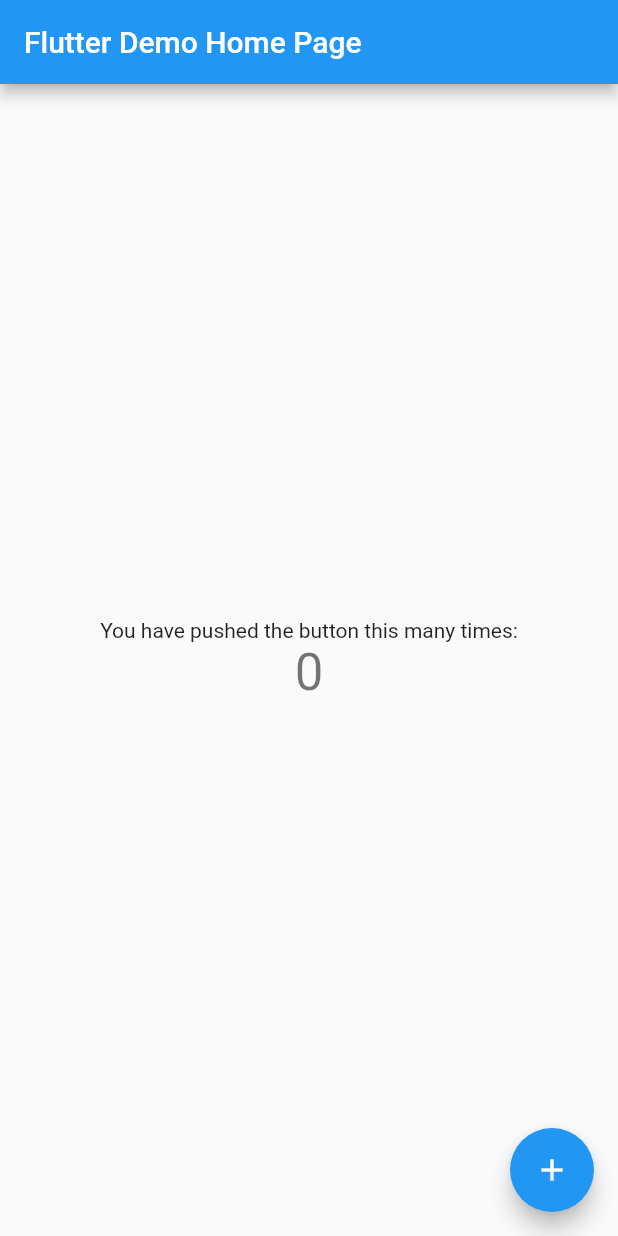
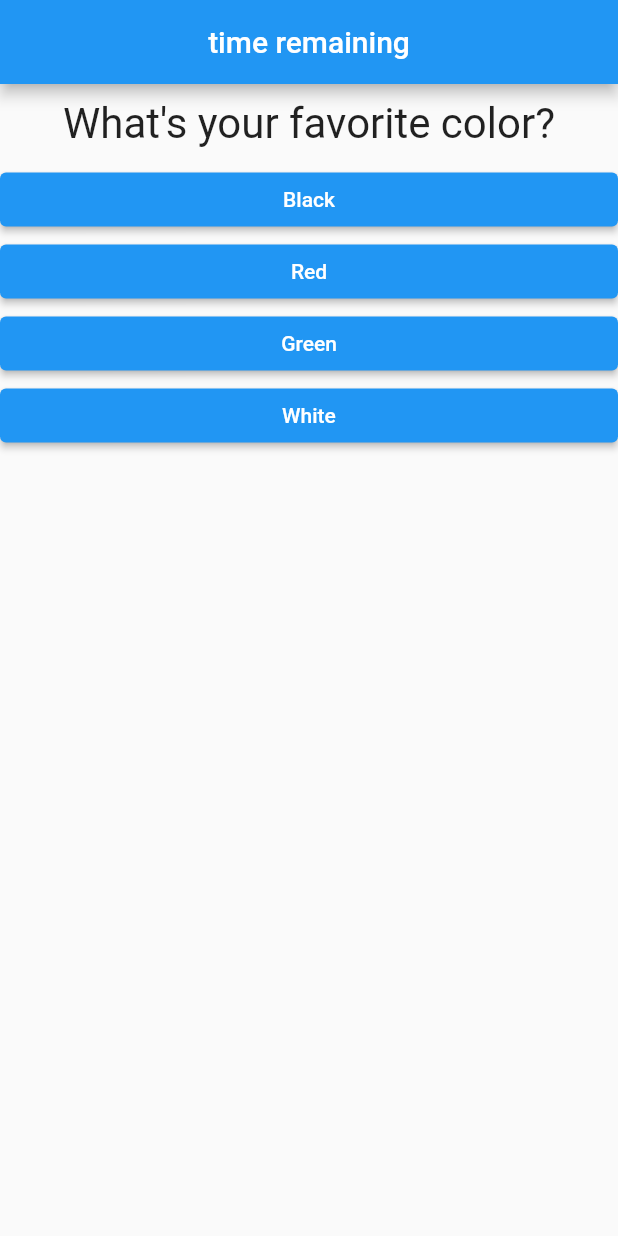
Before and after one commit to AlexScigalszky/flutter_complete_guide, a Flutter app: the screen it shows after launch, on a phone screen of 412 x 824 dp. Run offline on Flutter 3.47's test engine with Material 2 defaults, Android fonts, the phone set to English and light mode, and no system bars; missing offline and left inert: dart:ffi.

Commit message:
final commit

```diff
--- /dev/null
+++ b/lib/answer.dart
@@ -0,0 +1,24 @@
+import 'package:flutter/material.dart';
+
+class Anwser extends StatelessWidget {
+  final String _buttonText;
+  final int _score;
+  final Function _selectHandler;
+
+  Anwser(this._buttonText, this._score, this._selectHandler);
+
+  @override
+  Widget build(BuildContext context) {
+    return Container(
+      child: ElevatedButton(
+        child: Text(_buttonText),
+        onPressed: _selectHandler,
+        style: ButtonStyle(
+          foregroundColor: MaterialStateProperty.all(Colors.white),
+          backgroundColor: MaterialStateProperty.all(Colors.blue),
+        ),
+      ),
+      width: double.infinity,
+    );
+  }
+}
--- a/lib/main.dart
+++ b/lib/main.dart
@@ -1,113 +1,86 @@
+import 'dart:ffi';
+
 import 'package:flutter/material.dart';
+import 'package:flutter_complete_guide/answer.dart';
+import './quiz.dart';
+import './question.dart';
+import 'result.dart';
 
 void main() {
   runApp(MyApp());
 }
 
-class MyApp extends StatelessWidget {
-  // This widget is the root of your application.
+class MyApp extends StatefulWidget {
+  @override
+  State<StatefulWidget> createState() => _MyAppState();
+}
+
+class _MyAppState extends State<MyApp> {
+  var _questionIndex = 0;
+  var _totalScore = 0;
+  final _questions = [
+    {
+      "questionText": 'What\'s your favorite color?',
+      "answers": [
+        {'text': 'Black', 'score': 2},
+        {'text': 'Red', 'score': 3},
+        {'text': 'Green', 'score': 1},
+        {'text': 'White', 'score': 5},
+      ]
+    },
+    {
+      "questionText": 'What\'s your favorite animal?',
+      "answers": [
+        {'text': 'Rabbit', 'score': 3},
+        {'text': 'Snake', 'score': 2},
+        {'text': 'Elephant', 'score': 1},
+        {'text': 'Lion', 'score': 4},
+      ]
+    },
+    {
+      "questionText": 'Who\'s your favorite instructor?',
+      "answers": [
+        {'text': 'Max', 'score': 1},
+        {'text': 'John', 'score': 2},
+        {'text': 'Max 2', 'score': 3},
+        {'text': 'John 2', 'score': 5},
+      ]
+    }
+  ];
+
+  void _anwserQuestion(int score) {
+    _totalScore += score;
+    if (_questionIndex < _questions.length) {
+      setState(() {
+        _questionIndex = _questionIndex + 3;
+      });
+      print(_questionIndex);
+    }
+  }
+
+  void _resetQuiz() {
+    setState(() {
+      _questionIndex = 0;
+      _totalScore = 0;
+    });
+  }
+
+  bool haveQuestion() => _questionIndex < _questions.length;
+
   @override
   Widget build(BuildContext context) {
     return MaterialApp(
-      title: 'Flutter Demo',
-      theme: ThemeData(
-        // This is the theme of your application.
-        //
-        // Try running your application with "flutter run". You'll see the
-        // application has a blue toolbar. Then, without quitting the app, try
-        // changing the primarySwatch below to Colors.green and then invoke
-        // "hot reload" (press "r" in the console where you ran "flutter run",
-        // or simply save your changes to "hot reload" in a Flutter IDE).
-        // Notice that the counter didn't reset back to zero; the application
-        // is not restarted.
-        primarySwatch: Colors.blue,
+        home: Scaffold(
+      appBar: AppBar(
+        title: Text('time remaining'),
+        centerTitle: true,
       ),
-      home: MyHomePage(title: 'Flutter Demo Home Page'),
-    );
+      body: haveQuestion()
+          ? Quiz(
+              questions: _questions,
+              anwserQuestion: _anwserQuestion,
+              questionIndex: _questionIndex)
+          : Result(_totalScore, _resetQuiz),
+    ));
   }
 }
-
-class MyHomePage extends StatefulWidget {
-  MyHomePage({Key key, this.title}) : super(key: key);
-
-  // This widget is the home page of your application. It is stateful, meaning
-  // that it has a State object (defined below) that contains fields that affect
-  // how it looks.
-
-  // This class is the configuration for the state. It holds the values (in this
-  // case the title) provided by the parent (in this case the App widget) and
-  // used by the build method of the State. Fields in a Widget subclass are
-  // always marked "final".
-
-  final String title;
-
-  @override
-  _MyHomePageState createState() => _MyHomePageState();
-}
-
-class _MyHomePageState extends State<MyHomePage> {
-  int _counter = 0;
-
-  void _incrementCounter() {
-    setState(() {
-      // This call to setState tells the Flutter framework that something has
-      // changed in this State, which causes it to rerun the build method below
-      // so that the display can reflect the updated values. If we changed
-      // _counter without calling setState(), then the build method would not be
-      // called again, and so nothing would appear to happen.
-      _counter++;
-    });
-  }
-
-  @override
-  Widget build(BuildContext context) {
-    // This method is rerun every time setState is called, for instance as done
-    // by the _incrementCounter method above.
-    //
-    // The Flutter framework has been optimized to make rerunning build methods
-    // fast, so that you can just rebuild anything that needs updating rather
-    // than having to individually change instances of widgets.
-    return Scaffold(
-      appBar: AppBar(
-        // Here we take the value from the MyHomePage object that was created by
-        // the App.build method, and use it to set our appbar title.
-        title: Text(widget.title),
-      ),
-      body: Center(
-        // Center is a layout widget. It takes a single child and positions it
-        // in the middle of the parent.
-        child: Column(
-          // Column is also a layout widget. It takes a list of children and
-          // arranges them vertically. By default, it sizes itself to fit its
-          // children horizontally, and tries to be as tall as its parent.
-          //
-          // Invoke "debug painting" (press "p" in the console, choose the
-          // "Toggle Debug Paint" action from the Flutter Inspector in Android
-          // Studio, or the "Toggle Debug Paint" command in Visual Studio Code)
-          // to see the wireframe for each widget.
-          //
-          // Column has various properties to control how it sizes itself and
-          // how it positions its children. Here we use mainAxisAlignment to
-          // center the children vertically; the main axis here is the vertical
-          // axis because Columns are vertical (the cross axis would be
-          // horizontal).
-          mainAxisAlignment: MainAxisAlignment.center,
-          children: <Widget>[
-            Text(
-              'You have pushed the button this many times:',
-            ),
-            Text(
-              '$_counter',
-              style: Theme.of(context).textTheme.headline4,
-            ),
-          ],
-        ),
-      ),
-      floatingActionButton: FloatingActionButton(
-        onPressed: _incrementCounter,
-        tooltip: 'Increment',
-        child: Icon(Icons.add),
-      ), // This trailing comma makes auto-formatting nicer for build methods.
-    );
-  }
-}
--- /dev/null
+++ b/lib/question.dart
@@ -0,0 +1,22 @@
+import 'package:flutter/gestures.dart';
+import 'package:flutter/material.dart';
+import 'package:flutter/rendering.dart';
+
+class Question extends StatelessWidget {
+  final String _questionText;
+
+  Question(this._questionText);
+
+  @override
+  Widget build(BuildContext context) {
+    return Container(
+      child: Text(
+        _questionText,
+        style: TextStyle(fontSize: 28),
+        textAlign: TextAlign.center,
+      ),
+      width: double.infinity,
+      margin: EdgeInsets.all(10),
+    );
+  }
+}
--- /dev/null
+++ b/lib/quiz.dart
@@ -0,0 +1,31 @@
+import 'package:flutter/material.dart';
+
+import 'answer.dart';
+import 'question.dart';
+
+class Quiz extends StatelessWidget {
+  final List<Map<String, Object>> questions;
+  final Function anwserQuestion;
+  final int questionIndex;
+
+  Quiz(
+      {@required this.questions,
+      @required this.anwserQuestion,
+      @required this.questionIndex});
+
+  @override
+  Widget build(BuildContext context) {
+    return Column(children: <Widget>[
+      Question(questions[questionIndex]['questionText'] as String),
+      ...(questions[questionIndex]['answers'] as List<Map<String, Object>>)
+          .map(
+            (x) => Anwser(
+              x['text'] as String,
+              x['score'] as int,
+              () => anwserQuestion(x['score'] as int),
+            ),
+          )
+          .toList(),
+    ]);
+  }
+}
--- /dev/null
+++ b/lib/result.dart
@@ -0,0 +1,38 @@
+import 'package:flutter/material.dart';
+
+class Result extends StatelessWidget {
+  final int _score;
+  final VoidCallback _resetHandler;
+
+  Result(this._score, this._resetHandler);
+
+  String get resultPhrase {
+    if (_score <= 8) {
+      return 'You are awesome and innocent!';
+    } else if (_score <= 12) {
+      return 'Pretty likeable!';
+    } else if (_score <= 16) {
+      return 'You are ... strange?!';
+    } else {
+      return 'You are so bad!';
+    }
+  }
+
+  @override
+  Widget build(BuildContext context) {
+    return Center(
+      child: Column(
+        children: [
+          Text(
+            resultPhrase,
+            style: TextStyle(fontSize: 36, fontWeight: FontWeight.bold),
+          ),
+          TextButton(
+            onPressed: _resetHandler,
+            child: Text('Restart Quiz'),
+          )
+        ],
+      ),
+    );
+  }
+}
```
Also changed, not shown: 1 other file.
